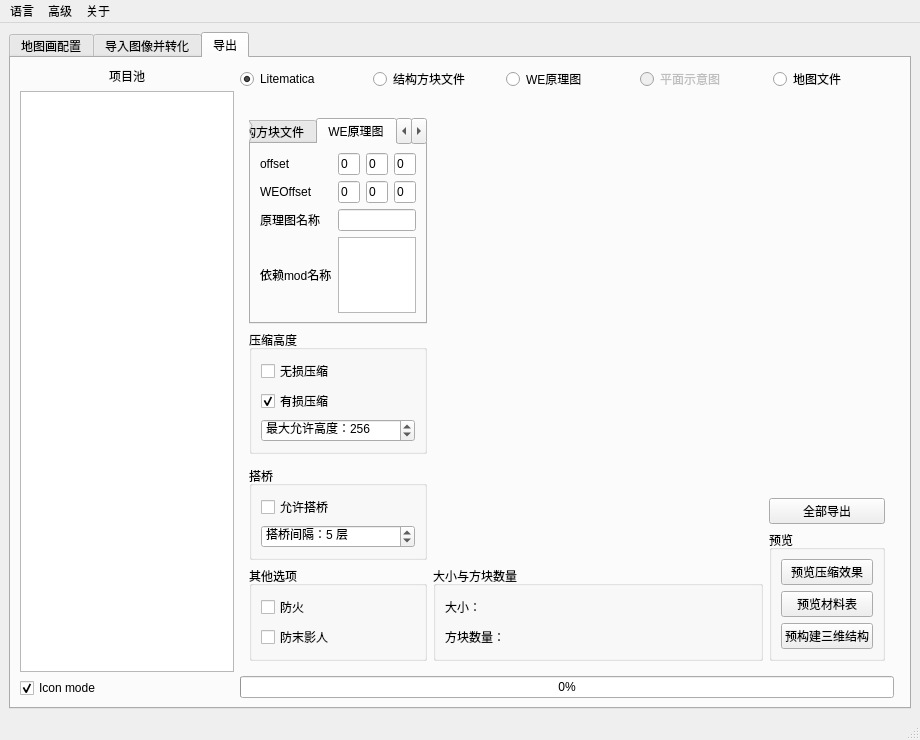
Above: SlopeCraft/SCWind.ui from SlopeCraft/SlopeCraft before the change. Below: the same form after it.
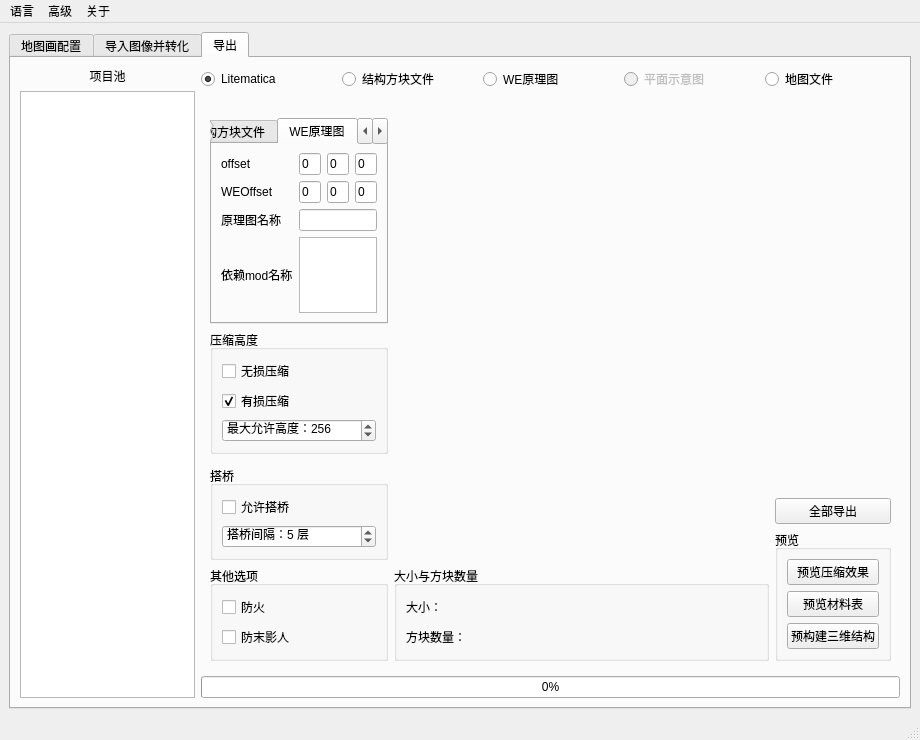
That is the form after the change. The open tabs and pages were chosen to show the change. Custom widgets are drawn as their Qt base class.

What changed in the file:
```diff
--- a/SlopeCraft/SCWind.ui
+++ b/SlopeCraft/SCWind.ui
@@ -658,8 +658,90 @@
        <attribute name="title">
         <string>导出</string>
        </attribute>
-       <layout class="QGridLayout" name="gridLayout_10">
-        <item row="0" column="1" colspan="2">
+       <layout class="QGridLayout" name="gridLayout_10" rowstretch="0,0,0,0,0" columnstretch="1,4,0">
+        <item row="0" column="0" rowspan="5">
+         <layout class="QGridLayout" name="gridLayout_12">
+          <property name="leftMargin">
+           <number>0</number>
+          </property>
+          <property name="topMargin">
+           <number>0</number>
+          </property>
+          <item row="0" column="0">
+           <widget class="QLabel" name="label_2">
+            <property name="text">
+             <string>项目池</string>
+            </property>
+            <property name="alignment">
+             <set>Qt::AlignCenter</set>
+            </property>
+           </widget>
+          </item>
+          <item row="1" column="0">
+           <widget class="AdaptiveListView" name="lview_pool_export">
+            <property name="acceptDrops">
+             <bool>false</bool>
+            </property>
+            <property name="editTriggers">
+             <set>QAbstractItemView::DoubleClicked|QAbstractItemView::EditKeyPressed</set>
+            </property>
+            <property name="dragEnabled">
+             <bool>true</bool>
+            </property>
+            <property name="dragDropOverwriteMode">
+             <bool>false</bool>
+            </property>
+            <property name="dragDropMode">
+             <enum>QAbstractItemView::InternalMove</enum>
+            </property>
+            <property name="defaultDropAction">
+             <enum>Qt::CopyAction</enum>
+            </property>
+            <property name="selectionMode">
+             <enum>QAbstractItemView::ExtendedSelection</enum>
+            </property>
+            <property name="textElideMode">
+             <enum>Qt::ElideLeft</enum>
+            </property>
+            <property name="movement">
+             <enum>QListView::Snap</enum>
+            </property>
+            <property name="flow">
+             <enum>QListView::TopToBottom</enum>
+            </property>
+            <property name="isWrapping" stdset="0">
+             <bool>false</bool>
+            </property>
+            <property name="resizeMode">
+             <enum>QListView::Fixed</enum>
+            </property>
+            <property name="spacing">
+             <number>10</number>
+            </property>
+            <property name="viewMode">
+             <enum>QListView::IconMode</enum>
+            </property>
+            <property name="modelColumn">
+             <number>0</number>
+            </property>
+            <property name="wordWrap">
+             <bool>true</bool>
+            </property>
+            <property name="selectionRectVisible">
+             <bool>true</bool>
+            </property>
+           </widget>
+          </item>
+         </layout>
+        </item>
+        <item row="4" column="1">
+         <widget class="QProgressBar" name="pbar_export">
+          <property name="value">
+           <number>0</number>
+          </property>
+         </widget>
+        </item>
+        <item row="0" column="1">
          <layout class="QHBoxLayout" name="horizontalLayout_2">
           <property name="topMargin">
            <number>0</number>
@@ -707,98 +789,6 @@
           </item>
          </layout>
         </item>
-        <item row="4" column="1">
-         <widget class="QProgressBar" name="pbar_export">
-          <property name="value">
-           <number>0</number>
-          </property>
-         </widget>
-        </item>
-        <item row="0" column="0" rowspan="5">
-         <layout class="QGridLayout" name="gridLayout_12">
-          <property name="leftMargin">
-           <number>0</number>
-          </property>
-          <property name="topMargin">
-           <number>0</number>
-          </property>
-          <item row="0" column="0">
-           <widget class="QLabel" name="label_2">
-            <property name="text">
-             <string>项目池</string>
-            </property>
-            <property name="alignment">
-             <set>Qt::AlignCenter</set>
-            </property>
-           </widget>
-          </item>
-          <item row="1" column="0">
-           <widget class="AdaptiveListView" name="lview_pool_export">
-            <property name="acceptDrops">
-             <bool>false</bool>
-            </property>
-            <property name="editTriggers">
-             <set>QAbstractItemView::DoubleClicked|QAbstractItemView::EditKeyPressed</set>
-            </property>
-            <property name="dragEnabled">
-             <bool>true</bool>
-            </property>
-            <property name="dragDropOverwriteMode">
-             <bool>false</bool>
-            </property>
-            <property name="dragDropMode">
-             <enum>QAbstractItemView::InternalMove</enum>
-            </property>
-            <property name="defaultDropAction">
-             <enum>Qt::CopyAction</enum>
-            </property>
-            <property name="selectionMode">
-             <enum>QAbstractItemView::ExtendedSelection</enum>
-            </property>
-            <property name="textElideMode">
-             <enum>Qt::ElideLeft</enum>
-            </property>
-            <property name="movement">
-             <enum>QListView::Snap</enum>
-            </property>
-            <property name="flow">
-             <enum>QListView::TopToBottom</enum>
-            </property>
-            <property name="isWrapping" stdset="0">
-             <bool>false</bool>
-            </property>
-            <property name="resizeMode">
-             <enum>QListView::Fixed</enum>
-            </property>
-            <property name="spacing">
-             <number>10</number>
-            </property>
-            <property name="viewMode">
-             <enum>QListView::IconMode</enum>
-            </property>
-            <property name="modelColumn">
-             <number>0</number>
-            </property>
-            <property name="wordWrap">
-             <bool>true</bool>
-            </property>
-            <property name="selectionRectVisible">
-             <bool>true</bool>
-            </property>
-           </widget>
-          </item>
-          <item row="2" column="0">
-           <widget class="QCheckBox" name="cb_lv_export_icon_mode">
-            <property name="text">
-             <string>Icon mode</string>
-            </property>
-            <property name="checked">
-             <bool>true</bool>
-            </property>
-           </widget>
-          </item>
-         </layout>
-        </item>
         <item row="3" column="1">
          <widget class="QStackedWidget" name="sw_export">
           <property name="sizePolicy">
@@ -918,7 +908,7 @@
             <item row="0" column="0">
              <widget class="QTabWidget" name="tw_export_options">
               <property name="sizePolicy">
-               <sizepolicy hsizetype="Preferred" vsizetype="Preferred">
+               <sizepolicy hsizetype="Expanding" vsizetype="Preferred">
                 <horstretch>0</horstretch>
                 <verstretch>0</verstretch>
                </sizepolicy>
@@ -1008,7 +998,7 @@
                 <item row="2" column="1" colspan="3">
                  <widget class="QLineEdit" name="le_WE_region_name">
                   <property name="sizePolicy">
-                   <sizepolicy hsizetype="Preferred" vsizetype="Fixed">
+                   <sizepolicy hsizetype="Expanding" vsizetype="Fixed">
                     <horstretch>0</horstretch>
                     <verstretch>0</verstretch>
                    </sizepolicy>
@@ -1025,7 +1015,7 @@
                 <item row="0" column="2">
                  <widget class="QLineEdit" name="le_WE_offset_Y">
                   <property name="sizePolicy">
-                   <sizepolicy hsizetype="Preferred" vsizetype="Fixed">
+                   <sizepolicy hsizetype="Expanding" vsizetype="Fixed">
                     <horstretch>0</horstretch>
                     <verstretch>0</verstretch>
                    </sizepolicy>
@@ -1038,7 +1028,7 @@
                 <item row="0" column="3">
                  <widget class="QLineEdit" name="le_WE_offset_Z">
                   <property name="sizePolicy">
-                   <sizepolicy hsizetype="Preferred" vsizetype="Fixed">
+                   <sizepolicy hsizetype="Expanding" vsizetype="Fixed">
                     <horstretch>0</horstretch>
                     <verstretch>0</verstretch>
                    </sizepolicy>
@@ -1058,7 +1048,7 @@
                 <item row="1" column="1">
                  <widget class="QLineEdit" name="le_WE_weoffset_X">
                   <property name="sizePolicy">
-                   <sizepolicy hsizetype="Preferred" vsizetype="Fixed">
+                   <sizepolicy hsizetype="Expanding" vsizetype="Fixed">
                     <horstretch>0</horstretch>
                     <verstretch>0</verstretch>
                    </sizepolicy>
@@ -1071,7 +1061,7 @@
                 <item row="1" column="2">
                  <widget class="QLineEdit" name="le_WE_weoffset_Y">
                   <property name="sizePolicy">
-                   <sizepolicy hsizetype="Preferred" vsizetype="Fixed">
+                   <sizepolicy hsizetype="Expanding" vsizetype="Fixed">
                     <horstretch>0</horstretch>
                     <verstretch>0</verstretch>
                    </sizepolicy>
@@ -1084,7 +1074,7 @@
                 <item row="1" column="3">
                  <widget class="QLineEdit" name="le_WE_weoffset_Z">
                   <property name="sizePolicy">
-                   <sizepolicy hsizetype="Preferred" vsizetype="Fixed">
+                   <sizepolicy hsizetype="Expanding" vsizetype="Fixed">
                     <horstretch>0</horstretch>
                     <verstretch>0</verstretch>
                    </sizepolicy>
@@ -1097,7 +1087,7 @@
                 <item row="0" column="1">
                  <widget class="QLineEdit" name="le_WE_offset_X">
                   <property name="sizePolicy">
-                   <sizepolicy hsizetype="Preferred" vsizetype="Fixed">
+                   <sizepolicy hsizetype="Expanding" vsizetype="Fixed">
                     <horstretch>0</horstretch>
                     <verstretch>0</verstretch>
                    </sizepolicy>
@@ -1214,6 +1204,12 @@
               <layout class="QGridLayout" name="gridLayout_17">
                <item row="0" column="0">
                 <widget class="QLabel" name="lb_show_3dsize">
+                 <property name="sizePolicy">
+                  <sizepolicy hsizetype="Expanding" vsizetype="Preferred">
+                   <horstretch>0</horstretch>
+                   <verstretch>0</verstretch>
+                  </sizepolicy>
+                 </property>
                  <property name="text">
                   <string>大小：</string>
                  </property>
@@ -1221,6 +1217,12 @@
                </item>
                <item row="1" column="0">
                 <widget class="QLabel" name="lb_show_block_count">
+                 <property name="sizePolicy">
+                  <sizepolicy hsizetype="Expanding" vsizetype="Preferred">
+                   <horstretch>0</horstretch>
+                   <verstretch>0</verstretch>
+                  </sizepolicy>
+                 </property>
                  <property name="text">
                   <string>方块数量：</string>
                  </property>
```
Left out of the diff: 4 changed lines with no effect on the pictures.
